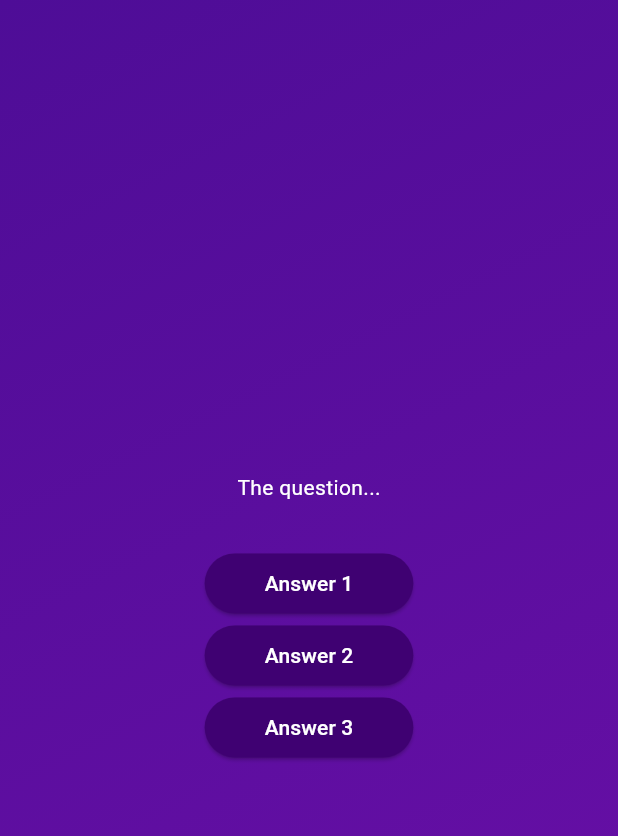
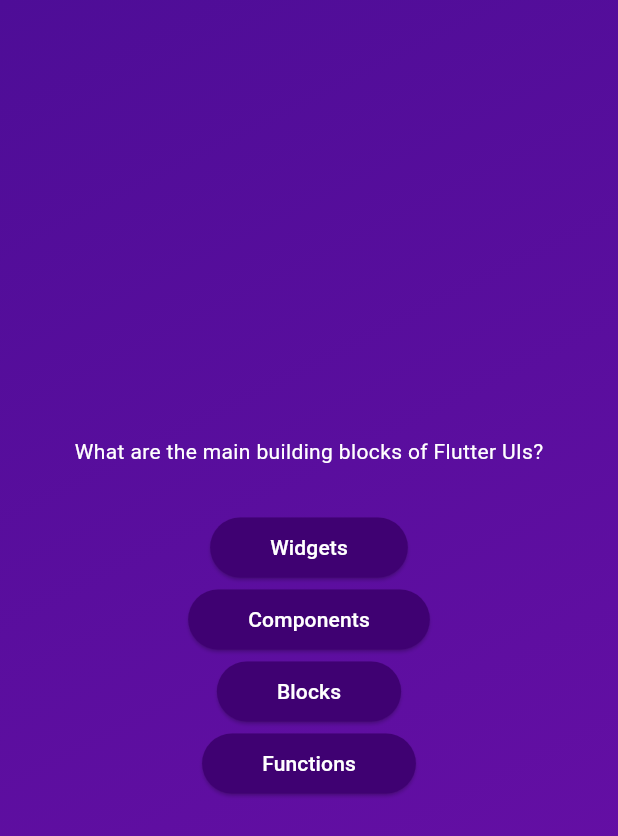
Before and after one commit to Raghunandan16/adv_basics, a Flutter app: the screen it shows after launch, after a tap on "Start Quiz", on a phone screen of 412 x 824 dp. Shown: the top 836 px of the screen. Run offline on Flutter 3.47's test engine with Material 3 defaults, Android fonts, the phone set to English and light mode, and no system bars.

Commit message:
dynamically loading questions

```diff
--- a/lib/questions_screen.dart
+++ b/lib/questions_screen.dart
@@ -1,5 +1,6 @@
 import 'package:adv_basics/answer_button.dart';
 import 'package:flutter/material.dart';
+import 'package:adv_basics/data/questions.dart';
 
 class QuestionsScreen extends StatefulWidget {
   const QuestionsScreen({super.key});
@@ -12,21 +13,23 @@ class QuestionsScreen extends StatefulWidget {
 class _QuestionsScreenState extends State<QuestionsScreen> {
   @override
   Widget build(context) {
+    final currentQuestion = questions[0];
     return SizedBox(
       width: double.infinity,
       child: Column(
         mainAxisAlignment: MainAxisAlignment.center,
         children: [
-          const Text(
-            'The question...',
-            style: TextStyle(color: Colors.white),
+          Text(
+            currentQuestion.question,
+            style: const TextStyle(color: Colors.white),
           ),
           const SizedBox(
             height: 30,
           ),
-          AnswerButton(onTap: () {}, answerText: 'Answer 1'),
-          AnswerButton(onTap: () {}, answerText: 'Answer 2'),
-          AnswerButton(onTap: () {}, answerText: 'Answer 3'),
+          AnswerButton(onTap: () {}, answerText: currentQuestion.answers[0]),
+          AnswerButton(onTap: () {}, answerText: currentQuestion.answers[1]),
+          AnswerButton(onTap: () {}, answerText: currentQuestion.answers[2]),
+          AnswerButton(onTap: () {}, answerText: currentQuestion.answers[3]),
         ],
       ),
     );
```
